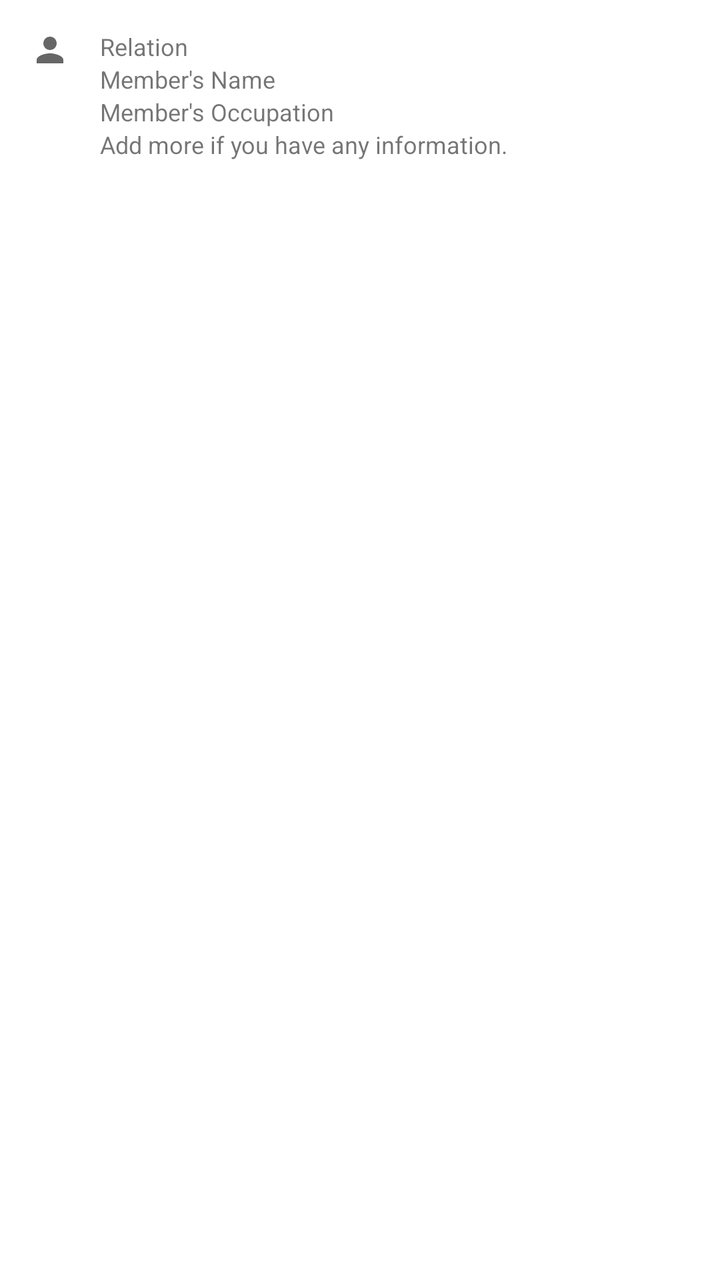
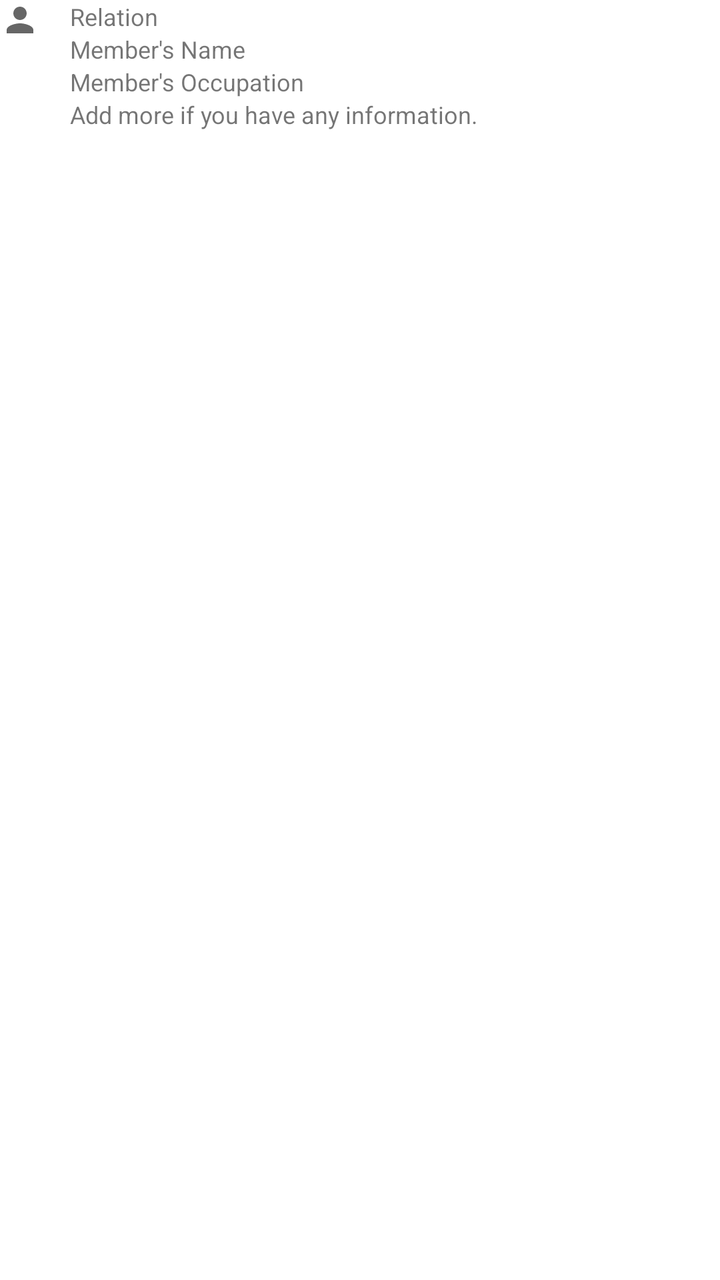

An Android layout rendered at two revisions. The XML below is the earlier revision; the diff shows what the commit changed to produce the second picture.
<!-- AndroidManifest.xml: application theme AppTheme -->
<!-- res/layout/item_family.xml -->
<?xml version="1.0" encoding="utf-8"?>
<LinearLayout xmlns:android="http://schemas.android.com/apk/res/android"
    android:padding="15dp"
    android:orientation="horizontal"
    android:layout_marginBottom="5dp"
    android:background="@color/colorWhite"
    android:layout_width="match_parent"
    android:layout_height="wrap_content">

    <ImageView
        android:src="@drawable/ic_baseline_person_24"
        android:layout_marginEnd="15dp"
        android:layout_width="20dp"
        android:layout_height="20dp"/>
    <LinearLayout
        android:orientation="vertical"
        android:layout_width="match_parent"
        android:layout_height="wrap_content">
        <TextView
            android:id="@+id/item_relation"
            android:text="Relation"
            android:textSize="12sp"
            android:layout_width="wrap_content"
            android:layout_height="wrap_content"/>
        <TextView
            android:id="@+id/item_name"
            android:text="Member's Name"
            android:textSize="12sp"
            android:layout_width="wrap_content"
            android:layout_height="wrap_content"/>
        <TextView
            android:id="@+id/item_occupation"
            android:text="Member's Occupation"
            android:textSize="12sp"
            android:layout_width="wrap_content"
            android:layout_height="wrap_content"/>
        <TextView
            android:id="@+id/item_details"
            android:text="Add more if you have any information."
            android:textSize="12sp"
            android:layout_width="wrap_content"
            android:layout_height="wrap_content"/>
    </LinearLayout>

</LinearLayout>
<!-- resources referenced by this layout -->
<resources>
  <color name="colorWhite">#FFFFFF</color>
  <!-- drawable ic_baseline_person_24 (drawable) -->
  <vector xmlns:android="http://schemas.android.com/apk/res/android"
      android:width="24dp"
      android:height="24dp"
      android:viewportWidth="24"
      android:viewportHeight="24"
      android:tint="?attr/colorControlNormal">
    <path
        android:fillColor="@android:color/white"
        android:pathData="M12,12c2.21,0 4,-1.79 4,-4s-1.79,-4 -4,-4 -4,1.79 -4,4 1.79,4 4,4zM12,14c-2.67,0 -8,1.34 -8,4v2h16v-2c0,-2.66 -5.33,-4 -8,-4z"/>
  </vector>
  <style name="AppTheme" parent="Theme.MaterialComponents.DayNight.NoActionBar">
          
          <item name="colorPrimary">@color/colorPrimary</item>
          <item name="colorPrimaryDark">@color/colorPrimaryDark</item>
          <item name="colorAccent">@color/colorAccent</item>
      </style>
  <color name="colorPrimary">#B01030</color>
  <color name="colorPrimaryDark">#530918</color>
  <color name="colorAccent">#450D18</color>
</resources>

<!-- the commit's change to res/layout/item_family.xml (unified diff, before → after) -->
@@ -1,6 +1,5 @@
 <?xml version="1.0" encoding="utf-8"?>
 <LinearLayout xmlns:android="http://schemas.android.com/apk/res/android"
-    android:padding="15dp"
     android:orientation="horizontal"
     android:layout_marginBottom="5dp"
     android:background="@color/colorWhite"
